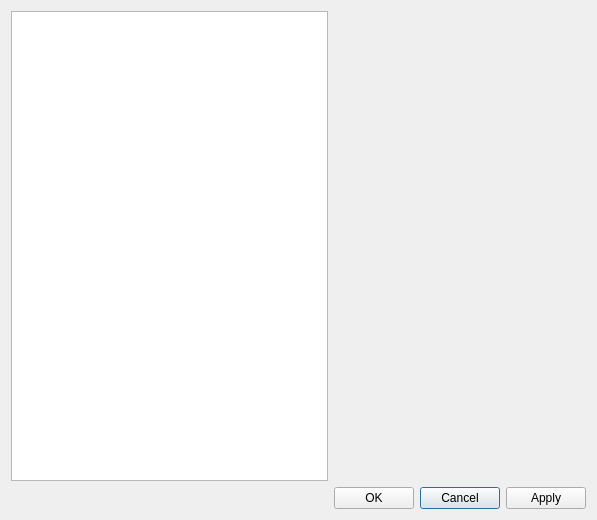
qreal/qreal, file qrgui/dialogs/preferencesDialog.ui: the form before one commit.
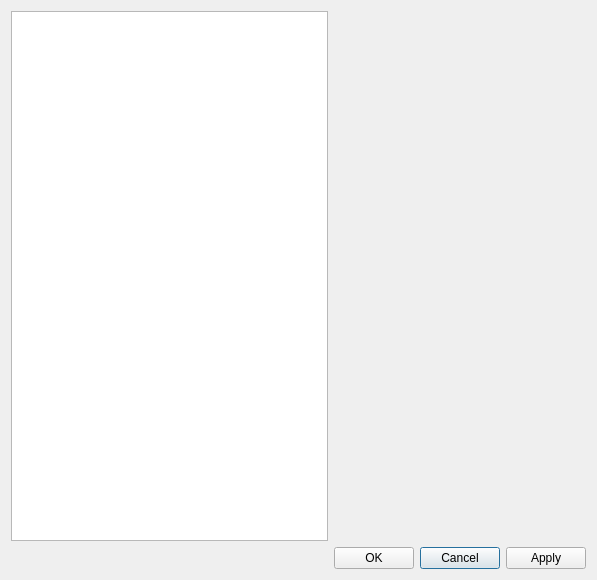
The form after the commit. Icons and pictures are not drawn.

Commit message: Minimum size of settings window changed because of bad view in Linux

The edit to the form file:
```diff
--- a/qrgui/dialogs/preferencesDialog.ui
+++ b/qrgui/dialogs/preferencesDialog.ui
@@ -7,7 +7,7 @@
     <x>0</x>
     <y>0</y>
     <width>597</width>
-    <height>520</height>
+    <height>580</height>
    </rect>
   </property>
   <property name="sizePolicy">
@@ -19,7 +19,7 @@
   <property name="minimumSize">
    <size>
     <width>450</width>
-    <height>520</height>
+    <height>580</height>
    </size>
   </property>
   <property name="maximumSize">
```
The commit also changes 3 other files.
